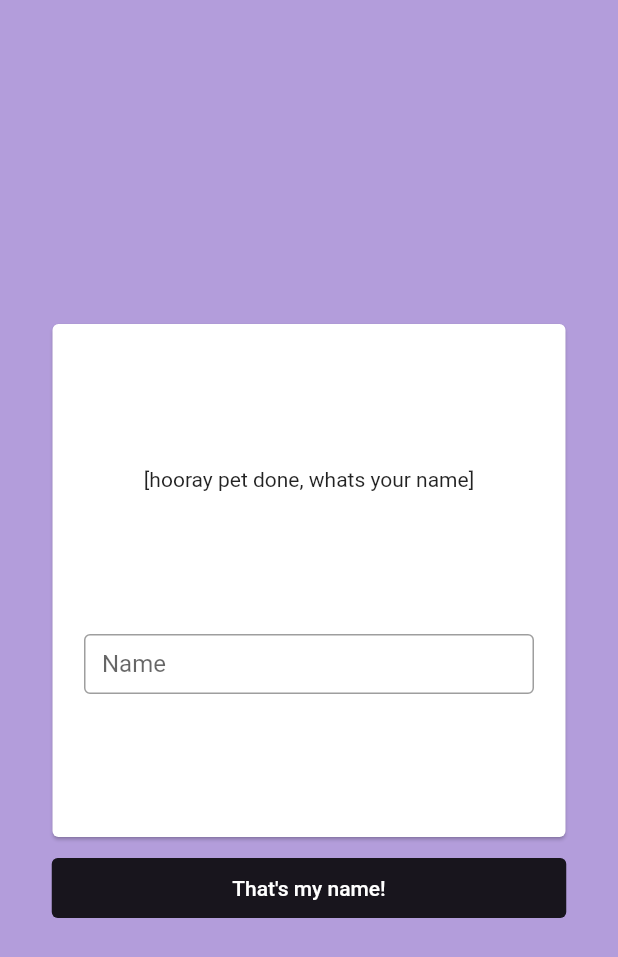
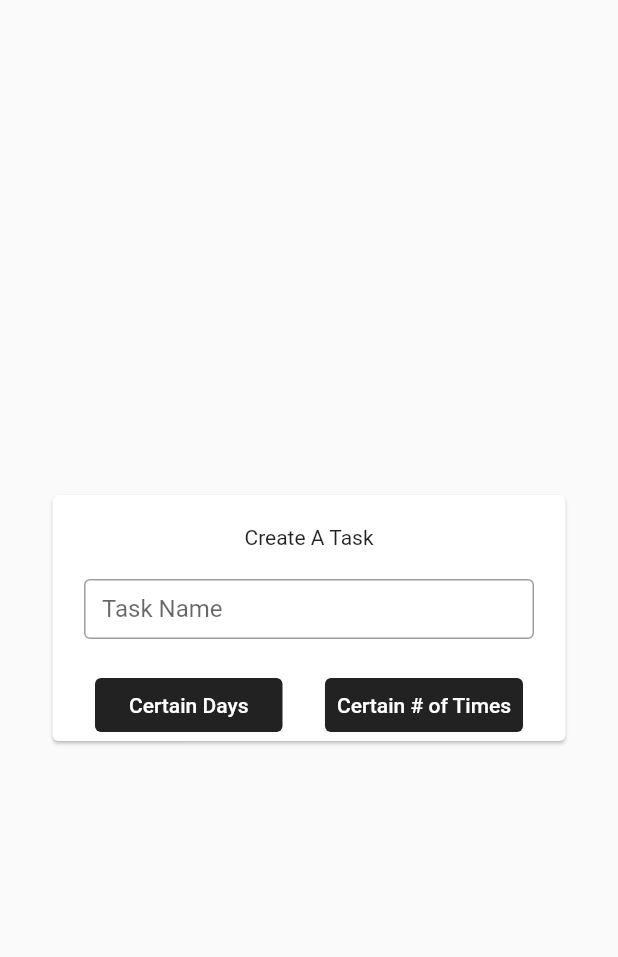
Before and after one commit to SanchoMontana/SeniorDesign_MOM, a Flutter app: the screen it shows after launch, after a tap on "Create Life : o )", on a phone screen of 412 x 824 dp. Shown: the top 957 px of the screen. Run offline on Flutter 3.47's test engine with Material 2 defaults, Android fonts, the phone set to English and light mode, and no system bars; our stand-ins replace yaml.

Commit message:
intro code for task creation

```diff
--- a/src/lib/main.dart
+++ b/src/lib/main.dart
@@ -2,8 +2,10 @@ import 'package:demo/pages/landing_page.dart';
 import 'package:demo/pages/profile_creation_intro.dart';
 import 'package:demo/pages/profile_creation_p1.dart';
 import 'package:demo/pages/first_task_dialog.dart';
+import 'package:demo/pages/task_creation.dart';
 import 'package:flutter/material.dart';
 import 'pages/pet_creation.dart';
+import 'package:demo/pages/task_creation.dart';
 
 void main() {
   runApp(const MaterialApp(
@@ -30,7 +32,7 @@ class CoreRunning extends StatelessWidget {
                 Navigator.push(
                     context,
                     MaterialPageRoute(
-                        builder: (context) => ProfileCreationIntro()));
+                        builder: (context) => const TaskCreation()));
               },
             ),
             const SizedBox(
--- a/src/lib/pages/profile_creation_intro.dart
+++ b/src/lib/pages/profile_creation_intro.dart
@@ -65,7 +65,7 @@ class ProfileCreationIntro extends StatelessWidget {
                     Navigator.push(
                         context,
                         MaterialPageRoute(
-                            builder: (context) => ProfileCreationP1()));
+                            builder: (context) => const ProfileCreationP1()));
                   },
 
                   /* onPressed: () async {
--- /dev/null
+++ b/src/lib/pages/task_creation.dart
@@ -0,0 +1,76 @@
+import 'package:flutter/material.dart';
+
+class TaskCreation extends StatefulWidget {
+  const TaskCreation({Key? key}) : super(key: key);
+
+  @override
+  _TaskCreationState createState() => _TaskCreationState();
+}
+
+class _TaskCreationState extends State<TaskCreation> {
+  @override
+  Widget build(BuildContext context) {
+    return Scaffold(
+      body: Center(
+        child: Column(
+          mainAxisAlignment: MainAxisAlignment.center,
+          crossAxisAlignment: CrossAxisAlignment.center,
+          children: [
+            SizedBox(
+              width: 350,
+              child: Center(
+                child: Card(
+                  child: Column(
+                    children: [
+                      const Padding(
+                        padding: EdgeInsets.all(20.0),
+                        child: Text("Create A Task"),
+                      ),
+                      const SizedBox(
+                        height: 40,
+                        width: 300,
+                        child: TextField(
+                          decoration: InputDecoration(
+                            border: OutlineInputBorder(),
+                            labelText: 'Task Name',
+                          ),
+                        ),
+                      ),
+                      const SizedBox(height: 20),
+                      Row(
+                        mainAxisAlignment: MainAxisAlignment.spaceEvenly,
+                        children: [
+                          SizedBox(
+                            width: 125,
+                            child: TextButton(
+                              style: TextButton.styleFrom(
+                                primary: Colors.white,
+                                backgroundColor: Colors.black87,
+                              ),
+                              // ignore: avoid_print
+                              onPressed: () => print("days pressed poggers"),
+                              child: const Text("Certain Days"),
+                            ),
+                          ),
+                          TextButton(
+                            style: TextButton.styleFrom(
+                              primary: Colors.white,
+                              backgroundColor: Colors.black87,
+                            ),
+                            // ignore: avoid_print
+                            onPressed: () => print("times pressed poggers"),
+                            child: const Text("Certain # of Times"),
+                          ),
+                        ],
+                      ),
+                    ],
+                  ),
+                ),
+              ),
+            ),
+          ],
+        ),
+      ),
+    );
+  }
+}
```
